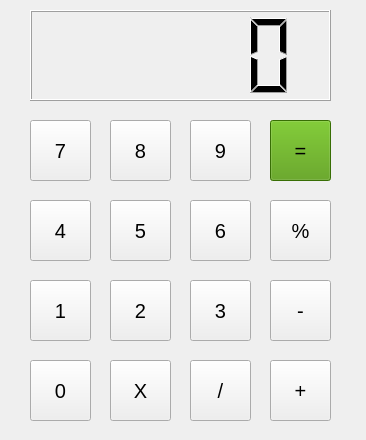
Before: the Qt Designer form deneme5-calc/calc.ui in 4lparslan/PyQT-Practice, drawn with Qt 5.
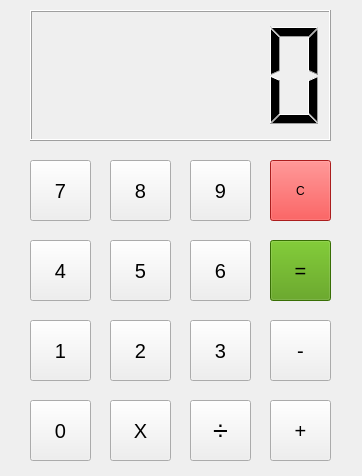
After: the same form once the commit is applied.

The edit to the form file:
```diff
--- a/deneme5-calc/calc.ui
+++ b/deneme5-calc/calc.ui
@@ -6,8 +6,8 @@
    <rect>
     <x>0</x>
     <y>0</y>
-    <width>366</width>
-    <height>440</height>
+    <width>362</width>
+    <height>476</height>
    </rect>
   </property>
   <property name="windowTitle">
@@ -17,7 +17,7 @@
    <property name="geometry">
     <rect>
      <x>30</x>
-     <y>120</y>
+     <y>160</y>
      <width>61</width>
      <height>61</height>
     </rect>
@@ -35,7 +35,7 @@
    <property name="geometry">
     <rect>
      <x>110</x>
-     <y>120</y>
+     <y>160</y>
      <width>61</width>
      <height>61</height>
     </rect>
@@ -53,7 +53,7 @@
    <property name="geometry">
     <rect>
      <x>190</x>
-     <y>120</y>
+     <y>160</y>
      <width>61</width>
      <height>61</height>
     </rect>
@@ -71,7 +71,7 @@
    <property name="geometry">
     <rect>
      <x>30</x>
-     <y>200</y>
+     <y>240</y>
      <width>61</width>
      <height>61</height>
     </rect>
@@ -89,7 +89,7 @@
    <property name="geometry">
     <rect>
      <x>110</x>
-     <y>200</y>
+     <y>240</y>
      <width>61</width>
      <height>61</height>
     </rect>
@@ -107,7 +107,7 @@
    <property name="geometry">
     <rect>
      <x>190</x>
-     <y>200</y>
+     <y>240</y>
      <width>61</width>
      <height>61</height>
     </rect>
@@ -125,7 +125,7 @@
    <property name="geometry">
     <rect>
      <x>30</x>
-     <y>280</y>
+     <y>320</y>
      <width>61</width>
      <height>61</height>
     </rect>
@@ -143,7 +143,7 @@
    <property name="geometry">
     <rect>
      <x>110</x>
-     <y>280</y>
+     <y>320</y>
      <width>61</width>
      <height>61</height>
     </rect>
@@ -161,7 +161,7 @@
    <property name="geometry">
     <rect>
      <x>190</x>
-     <y>280</y>
+     <y>320</y>
      <width>61</width>
      <height>61</height>
     </rect>
@@ -179,7 +179,7 @@
    <property name="geometry">
     <rect>
      <x>30</x>
-     <y>360</y>
+     <y>400</y>
      <width>61</width>
      <height>61</height>
     </rect>
@@ -197,7 +197,7 @@
    <property name="geometry">
     <rect>
      <x>110</x>
-     <y>360</y>
+     <y>400</y>
      <width>61</width>
      <height>61</height>
     </rect>
@@ -215,25 +215,25 @@
    <property name="geometry">
     <rect>
      <x>190</x>
-     <y>360</y>
+     <y>400</y>
      <width>61</width>
      <height>61</height>
     </rect>
    </property>
    <property name="font">
     <font>
-     <pointsize>15</pointsize>
+     <pointsize>20</pointsize>
     </font>
    </property>
    <property name="text">
-    <string>/</string>
+    <string>÷</string>
    </property>
   </widget>
   <widget class="QPushButton" name="pushButton_add">
    <property name="geometry">
     <rect>
      <x>270</x>
-     <y>360</y>
+     <y>400</y>
      <width>61</width>
      <height>61</height>
     </rect>
@@ -251,7 +251,7 @@
    <property name="geometry">
     <rect>
      <x>270</x>
-     <y>280</y>
+     <y>320</y>
      <width>61</width>
      <height>61</height>
     </rect>
@@ -265,29 +265,11 @@
     <string>-</string>
    </property>
   </widget>
-  <widget class="QPushButton" name="pushButton_mod">
-   <property name="geometry">
-    <rect>
-     <x>270</x>
-     <y>200</y>
-     <width>61</width>
-     <height>61</height>
-    </rect>
-   </property>
-   <property name="font">
-    <font>
-     <pointsize>15</pointsize>
-    </font>
-   </property>
-   <property name="text">
-    <string>%</string>
-   </property>
-  </widget>
   <widget class="QPushButton" name="pushButton_out">
    <property name="geometry">
     <rect>
      <x>270</x>
-     <y>120</y>
+     <y>240</y>
      <width>61</width>
      <height>61</height>
     </rect>
@@ -311,8 +293,29 @@
      <x>30</x>
      <y>10</y>
      <width>301</width>
-     <height>91</height>
+     <height>131</height>
     </rect>
+   </property>
+   <property name="font">
+    <font>
+     <pointsize>11</pointsize>
+    </font>
+   </property>
+  </widget>
+  <widget class="QPushButton" name="pushButton_clear">
+   <property name="geometry">
+    <rect>
+     <x>270</x>
+     <y>160</y>
+     <width>61</width>
+     <height>61</height>
+    </rect>
+   </property>
+   <property name="styleSheet">
+    <string notr="true">background-color: rgb(239, 41, 41);</string>
+   </property>
+   <property name="text">
+    <string>C</string>
    </property>
   </widget>
  </widget>
```
